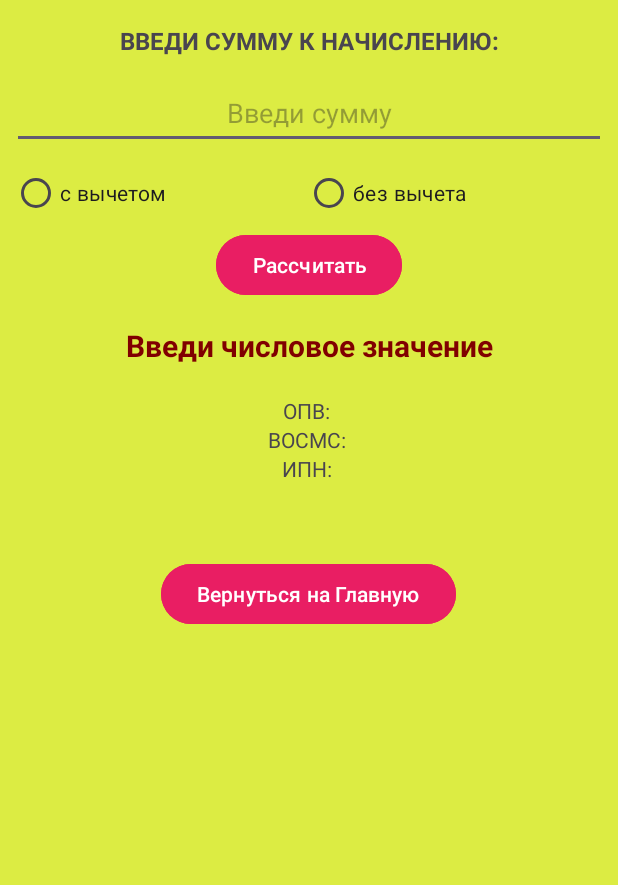
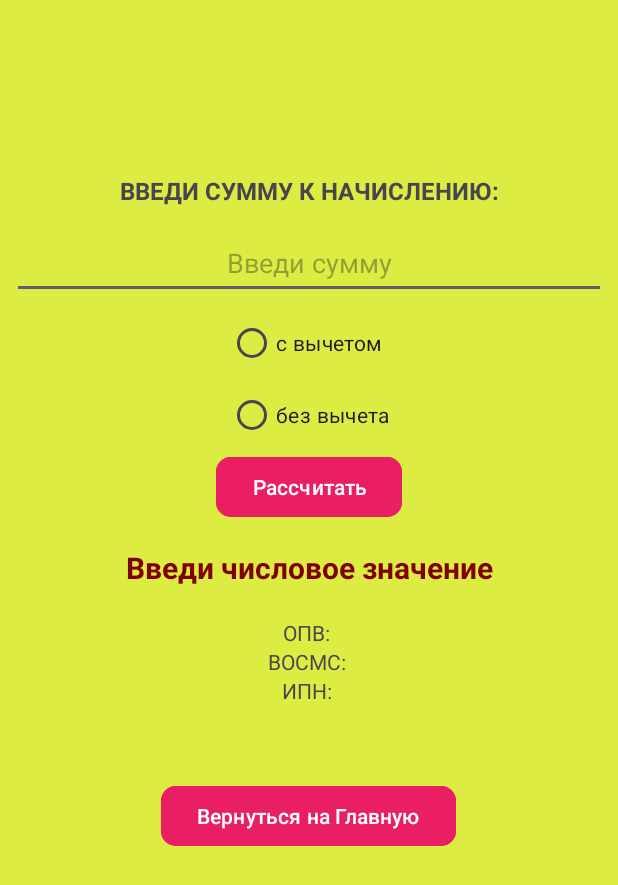
Before and after one commit to zzhalelov/payslip-pro-mobile-java, an Android app: the SecondActivity screen opened directly, with no data from a screen before it, after a tap on "Рассчитать", on a phone screen of 412 x 824 dp. Shown: the top 885 px of the screen. Run offline under Robolectric (Android 15) with nearby library versions, the phone set to English and light mode, and no system bars.

Commit message:
Change button's cornerSize to 10dp

```diff
--- a/app/src/main/java/com/example/payslippro/SecondActivity.java
+++ b/app/src/main/java/com/example/payslippro/SecondActivity.java
@@ -1,10 +1,14 @@
 package com.example.payslippro;
 
+import androidx.annotation.ColorInt;
 import androidx.appcompat.app.AppCompatActivity;
 
+import android.content.Context;
 import android.content.Intent;
 import android.os.Bundle;
 import android.view.View;
+import android.view.inputmethod.InputMethodManager;
+import android.widget.Button;
 import android.widget.EditText;
 import android.widget.RadioButton;
 import android.widget.RadioGroup;
@@ -16,6 +20,7 @@ public class SecondActivity extends AppCompatActivity {
     private TextView textViewOpv;
     private TextView textViewVosms;
     private TextView textViewIpn;
+    Button button;
     RadioButton radioButtonWithDeduction;
     RadioButton radioButtonWithoutDeduction;
 
@@ -28,6 +33,7 @@ public class SecondActivity extends AppCompatActivity {
         textViewOpv = findViewById(R.id.textViewOpv);
         textViewVosms = findViewById(R.id.textViewVosms);
         textViewIpn = findViewById(R.id.textViewIpn);
+        button = findViewById(R.id.button);
 
         RadioGroup radioGroup = findViewById(R.id.radioGroup);
         radioButtonWithDeduction = findViewById(R.id.radioButtonWithDeduction);
@@ -87,6 +93,8 @@ public class SecondActivity extends AppCompatActivity {
                 }
             }
         }
+        InputMethodManager imm = (InputMethodManager) getSystemService(Context.INPUT_METHOD_SERVICE);
+        imm.hideSoftInputFromWindow(button.getWindowToken(), 0);
     }
 
     public void returnButton(View view) {
--- a/app/src/main/res/layout/activity_second.xml
+++ b/app/src/main/res/layout/activity_second.xml
@@ -18,6 +18,7 @@
         android:text="@string/insertGross"
         android:textAlignment="center"
         android:textSize="16dp"
+        android:layout_marginTop="100dp"
         android:textStyle="bold" />
 
     <EditText
@@ -32,9 +33,10 @@
 
     <RadioGroup
         android:id="@+id/radioGroup"
-        android:layout_width="match_parent"
+        android:layout_width="wrap_content"
         android:layout_height="wrap_content"
-        android:orientation="horizontal">
+        android:layout_gravity="center"
+        android:orientation="vertical">
 
         <RadioButton
             android:id="@+id/radioButtonWithDeduction"
@@ -59,7 +61,8 @@
         android:layout_gravity="center"
         android:backgroundTint="#E91E63"
         android:onClick="clickButton"
-        android:text="Рассчитать" />
+        android:text="Рассчитать"
+        app:cornerRadius="10dp" />
 
     <TextView
         android:id="@+id/textViewResult"
@@ -101,8 +104,9 @@
         android:layout_width="wrap_content"
         android:layout_height="wrap_content"
         android:layout_gravity="center"
+        android:layout_marginTop="50dp"
         android:backgroundTint="#E91E63"
         android:onClick="returnButton"
-        android:layout_marginTop="50dp"
-        android:text="Вернуться на Главную" />
+        android:text="Вернуться на Главную"
+        app:cornerRadius="10dp" />
 </LinearLayout>
```
Also changed, not shown: app/src/main/res/layout/activity_main.xml (+5 -3 lines), app/src/main/res/layout/activity_third.xml (+9 -5 lines).
